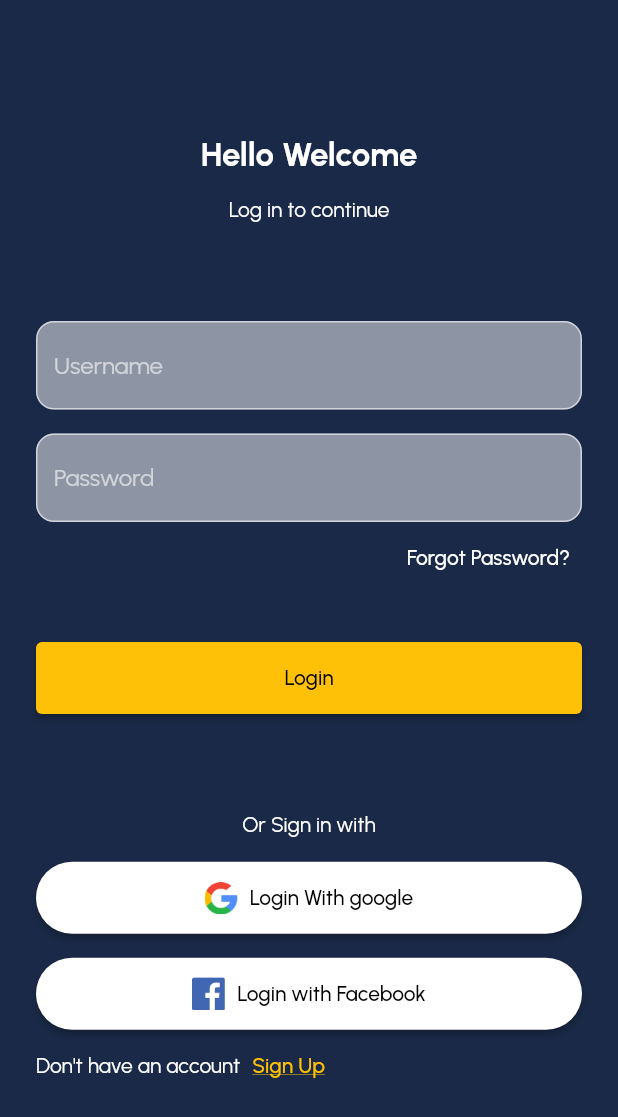
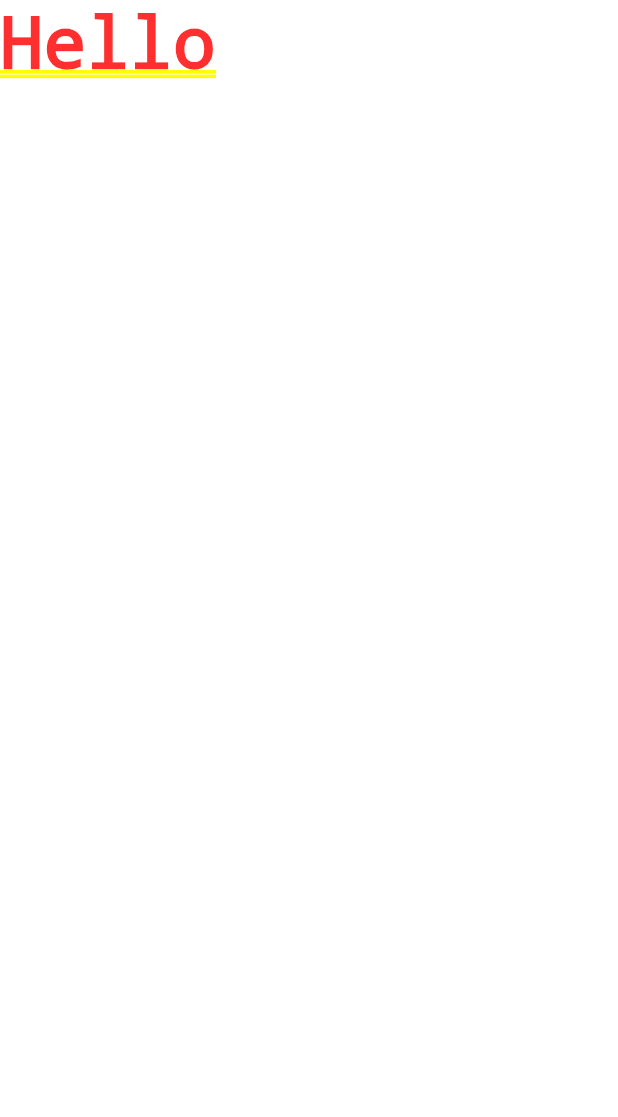
Before and after one commit to Shivam-Sharma-1/Integrated-Map-App, a Flutter app: the screen it shows after launch, after a tap on "Login", on a phone screen of 412 x 824 dp. Shown: the top 1117 px of the screen. Run offline on Flutter 3.47's test engine with Material 2 defaults, Android fonts, the phone set to English and light mode, and no system bars; project files that could hold a hidden picture were left out.

Commit message:
feat: Add routes for home page and update login page UI

```diff
--- a/client/lib/main.dart
+++ b/client/lib/main.dart
@@ -1,6 +1,7 @@
 import 'package:flutter/material.dart';
 import 'package:map_integration/pages/login_page.dart';
 
+import 'pages/home_page.dart';
 import 'styles/app_colors.dart';
 
 void main() {
@@ -18,7 +19,11 @@ class MyApp extends StatelessWidget {
         scaffoldBackgroundColor: AppColors.background,
         brightness: Brightness.dark,
       ),
-      home: LoginPage(),
+      initialRoute: "/",
+      routes: {
+        '/': (context) => const LoginPage(),
+        '/home': (context) => const HomePage(),
+      },
     );
   }
 }
--- /dev/null
+++ b/client/lib/pages/home_page.dart
@@ -0,0 +1,10 @@
+import 'package:flutter/material.dart';
+
+class HomePage extends StatelessWidget {
+  const HomePage({super.key});
+
+  @override
+  Widget build(BuildContext context) {
+    return const Text("Hello");
+  }
+}
--- a/client/lib/pages/login_page.dart
+++ b/client/lib/pages/login_page.dart
@@ -10,11 +10,11 @@ class LoginPage extends StatelessWidget {
         child: SizedBox(
           height: MediaQuery.of(context).size.height,
           child: Padding(
-            padding: EdgeInsets.all(24),
+            padding: const EdgeInsets.all(24),
             child: Column(
               children: [
-                Spacer(),
-                Text(
+                const Spacer(),
+                const Text(
                   'Hello Welcome',
                   style: TextStyle(
                     color: Colors.white,
@@ -22,31 +22,31 @@ class LoginPage extends StatelessWidget {
                     fontWeight: FontWeight.bold,
                   ),
                 ),
-                SizedBox(
+                const SizedBox(
                   height: 16,
                 ),
-                Text(
+                const Text(
                   'Log in to continue',
                   style: TextStyle(
                     color: Colors.white,
                   ),
                 ),
-                Spacer(),
+                const Spacer(),
                 TextField(
                   decoration: InputDecoration(
                       hintText: "Username",
-                      border: OutlineInputBorder(
+                      border: const OutlineInputBorder(
                           borderRadius: BorderRadius.all(Radius.circular(12))),
                       filled: true,
                       fillColor: Colors.white.withOpacity(0.5)),
                 ),
-                SizedBox(
+                const SizedBox(
                   height: 16,
                 ),
                 TextField(
                   decoration: InputDecoration(
                       hintText: "Password",
-                      border: OutlineInputBorder(
+                      border: const OutlineInputBorder(
                           borderRadius: BorderRadius.all(Radius.circular(12))),
                       filled: true,
                       fillColor: Colors.white.withOpacity(0.5)),
@@ -60,32 +60,32 @@ class LoginPage extends StatelessWidget {
                     style: TextButton.styleFrom(
                       foregroundColor: Colors.white,
                     ),
-                    child: Text("Forgot Password?"),
+                    child: const Text("Forgot Password?"),
                   ),
                 ),
-                SizedBox(
+                const SizedBox(
                   height: 32,
                 ),
                 SizedBox(
                   height: 48,
                   width: double.infinity,
                   child: ElevatedButton(
-                    onPressed: () => {},
+                    onPressed: () => {Navigator.of(context).pushNamed('/home')},
                     style: ElevatedButton.styleFrom(
                       backgroundColor: Colors.amber,
                       foregroundColor: Colors.black,
                     ),
-                    child: Text("Login"),
+                    child: const Text("Login"),
                   ),
                 ),
-                Spacer(),
-                Text(
+                const Spacer(),
+                const Text(
                   "Or Sign in with",
                   style: TextStyle(
                     color: Colors.white,
                   ),
                 ),
-                SizedBox(
+                const SizedBox(
                   height: 16,
                 ),
                 SizedBox(
@@ -97,7 +97,7 @@ class LoginPage extends StatelessWidget {
                     style: ElevatedButton.styleFrom(
                       backgroundColor: Colors.white,
                       foregroundColor: Colors.black,
-                      shape: RoundedRectangleBorder(
+                      shape: const RoundedRectangleBorder(
                         borderRadius: BorderRadius.all(
                           Radius.circular(50),
                         ),
@@ -111,15 +111,15 @@ class LoginPage extends StatelessWidget {
                           width: 22,
                           height: 22,
                         ),
-                        SizedBox(
+                        const SizedBox(
                           width: 8,
                         ),
-                        Text("Login With google"),
+                        const Text("Login With google"),
                       ],
                     ),
                   ),
                 ),
-                SizedBox(
+                const SizedBox(
                   height: 16,
                 ),
                 SizedBox(
@@ -129,7 +129,7 @@ class LoginPage extends StatelessWidget {
                       style: ElevatedButton.styleFrom(
                         backgroundColor: Colors.white,
                         foregroundColor: Colors.black,
-                        shape: RoundedRectangleBorder(
+                        shape: const RoundedRectangleBorder(
                           borderRadius: BorderRadius.all(
                             Radius.circular(50),
                           ),
@@ -143,16 +143,16 @@ class LoginPage extends StatelessWidget {
                             width: 22,
                             height: 22,
                           ),
-                          SizedBox(
+                          const SizedBox(
                             width: 8,
                           ),
-                          Text("Login with Facebook"),
+                          const Text("Login with Facebook"),
                         ],
                       )),
                 ),
                 Row(
                   children: [
-                    Text(
+                    const Text(
                       "Don't have an account",
                       style: TextStyle(
                         color: Colors.white,
@@ -163,14 +163,14 @@ class LoginPage extends StatelessWidget {
                         style: TextButton.styleFrom(
                           foregroundColor: Colors.amber,
                         ),
-                        child: Text(
+                        child: const Text(
                           "Sign Up",
                           style:
                               TextStyle(decoration: TextDecoration.underline),
                         )),
                   ],
                 ),
-                Spacer(),
+                const Spacer(),
               ],
             ),
           ),
```
